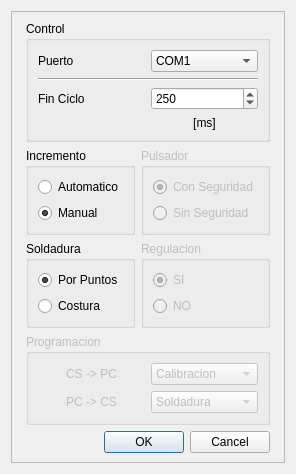
Qt form src/configuracion/guiConfiguracion.ui (marcelo21/controlSoldadura-pc) before a commit.
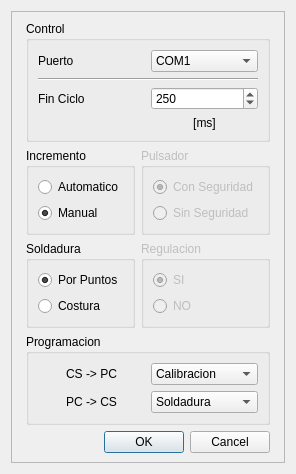
The same form after that commit. Icons and pictures are not drawn.

Commit message: se corrigio la parte donde se copiaba la calibracion y servicios de un dispositivo a otro, ademas se incorporo el selector de CS-PC y PC-CS para poder seleccionar que vamos a grabar y/o copiar

The edit to the form file:
```diff
--- a/src/configuracion/guiConfiguracion.ui
+++ b/src/configuracion/guiConfiguracion.ui
@@ -90,15 +90,15 @@
       </item>
       <item row="3" column="1" colspan="3">
        <widget class="QGroupBox" name="groupBox_6">
-        <property name="enabled">
-         <bool>false</bool>
-        </property>
         <property name="title">
          <string>Programacion</string>
         </property>
         <layout class="QGridLayout" name="gridLayout_3">
          <item row="0" column="0">
           <widget class="QLabel" name="label_4">
+           <property name="enabled">
+            <bool>true</bool>
+           </property>
            <property name="text">
             <string>CS -&gt; PC</string>
            </property>
@@ -109,6 +109,9 @@
          </item>
          <item row="0" column="1">
           <widget class="QComboBox" name="combo_101">
+           <property name="currentIndex">
+            <number>0</number>
+           </property>
            <item>
             <property name="text">
              <string>Calibracion</string>
```
Left out of the diff: 5 changed lines with no effect on the pictures. The commit also changes 2 other files.
